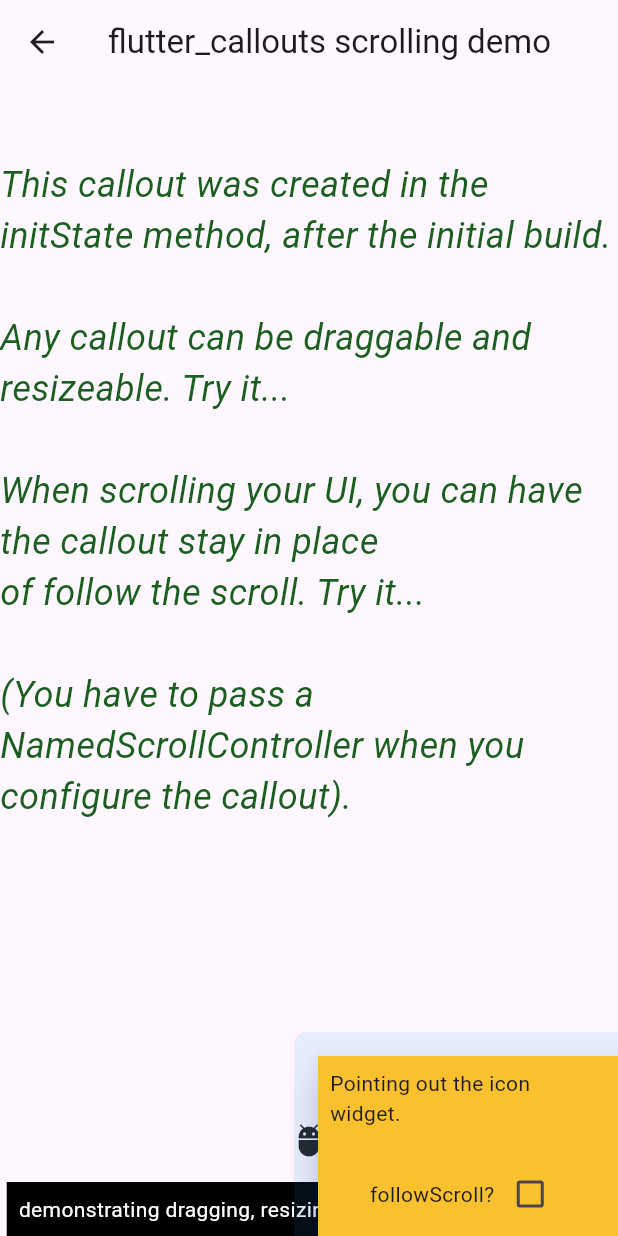
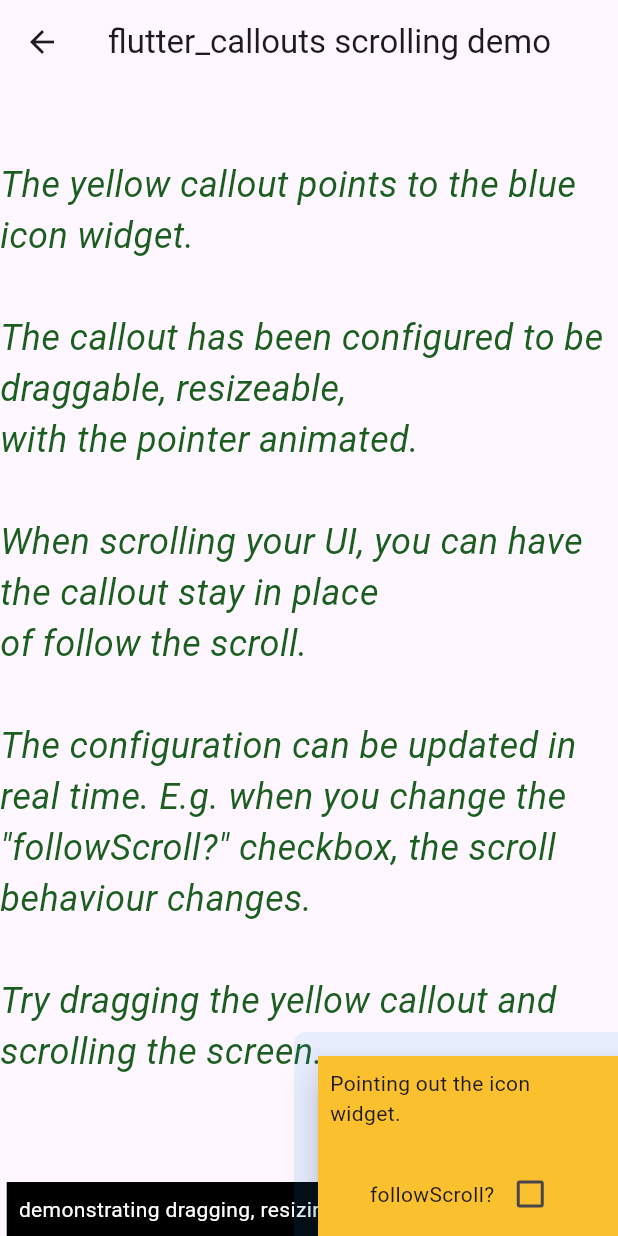
Before and after one commit to biancashouse/flutter_callouts, a Flutter app: the ScrollingDemo screen opened directly, on a phone screen of 412 x 824 dp. Run offline on Flutter 3.47's test engine with Material 3 defaults, Android fonts, the phone set to English and light mode, and no system bars; our stand-ins replace dart_mappable, device_info_plus, flutter_hooks, gap, gradient_borders, hydrated_bloc and 3 more; missing offline and left inert: image_network, pointer_interceptor; generated files the repository leaves out were written again; key blocks and very long unbroken strings in the code were emptied for the run.

Commit message:
release 7.7.0

```diff
--- a/example/lib/callout_following_scroll_demo.dart
+++ b/example/lib/callout_following_scroll_demo.dart
@@ -10,7 +10,10 @@ class ScrollingDemo extends StatefulWidget {
 }
 
 class _ScrollingDemoState extends State<ScrollingDemo> {
-  final NamedScrollController _namedSC = NamedScrollController('some-name', Axis.vertical);
+  final NamedScrollController _namedSC = NamedScrollController(
+    'some-name',
+    Axis.vertical,
+  );
   final GlobalKey _gk = GlobalKey();
   late CalloutConfigModel _cc;
 
@@ -31,7 +34,11 @@ class _ScrollingDemoState extends State<ScrollingDemo> {
     fca.afterNextBuildDo(() {
       // namedSC.jumpTo(150.0);
       // showOverlay requires a callout config + callout content + optionally, a target widget globalKey
-      fca.showOverlay(calloutConfig: _cc = _createFabCalloutConfig(), calloutContent: _createFabCalloutContent(), targetGkF: () => _gk);
+      fca.showOverlay(
+        calloutConfig: _cc = _createFabCalloutConfig(),
+        calloutContent: _createFabCalloutContent(),
+        targetGkF: () => _gk,
+      );
     });
   }
 
@@ -142,9 +149,9 @@ class _ScrollingDemoState extends State<ScrollingDemo> {
   Widget build(BuildContext context) {
     return PopScope(
       canPop: true,
-      onPopInvokedWithResult: (_,_){
+      onPopInvokedWithResult: (_, _) {
         fca.dismissAll();
-      } ,
+      },
       child: Scaffold(
         appBar: AppBar(title: Text('flutter_callouts scrolling demo')),
         // give it extra height to show how scrolling can work with callouts
@@ -155,15 +162,24 @@ class _ScrollingDemoState extends State<ScrollingDemo> {
             children: [
               SizedBox(height: 50),
               Text(
-                'This callout was created in the initState method, after the initial build.\n\n'
-                'Any callout can be draggable and resizeable. Try it...\n\n'
+                'The yellow callout points to the blue icon widget.\n\n'
+                'The callout has been configured to be draggable, resizeable,\n'
+                'with the pointer animated.\n\n'
                 'When scrolling your UI, you can have the callout stay in place\n'
-                'of follow the scroll. Try it...\n\n'
-                '(You have to pass a NamedScrollController when you configure the callout).',
-                style: TextStyle(color: Colors.green[900], fontStyle: FontStyle.italic, fontSize: 24),
+                'of follow the scroll.\n\n'
+                'The configuration can be updated in real time. E.g. when you change the\n'
+                '"followScroll?" checkbox, the scroll behaviour changes.\n\n'
+                'Try dragging the yellow callout and scrolling the screen...',
+                style: TextStyle(
+                  color: Colors.green[900],
+                  fontStyle: FontStyle.italic,
+                  fontSize: 24,
+                ),
               ),
               SizedBox(height: 200),
-              Center(child: Icon(key: _gk, Icons.adb_rounded)),
+              Center(
+                child: Icon(key: _gk, Icons.adb_rounded, color: Colors.blue),
+              ),
               SizedBox(height: fca.scrH),
             ],
           ),
@@ -171,7 +187,10 @@ class _ScrollingDemoState extends State<ScrollingDemo> {
         bottomSheet: Container(
           color: Colors.black,
           padding: EdgeInsets.all(8),
-          child: Text('demonstrating dragging, resizing, and scrolling with callouts', style: TextStyle(color: Colors.white)),
+          child: Text(
+            'demonstrating dragging, resizing, and scrolling with callouts',
+            style: TextStyle(color: Colors.white),
+          ),
         ),
       ),
     );
--- a/example/lib/callout_with_barrier_demo.dart
+++ b/example/lib/callout_with_barrier_demo.dart
@@ -221,10 +221,11 @@ class _BarrierDemoState extends State<BarrierDemo> {
               SizedBox(height: 50),
               Text(
                 'A callout can have a barrier underneath.\n\n'
-                'Taps on the barrier can trigger closing the callout (closeOnTap).\n\n'
+                'Taps on the barrier can be configured to trigger closing the callout.\n\n'
                 'The barrier will cover the entire screen below the callout unless\n'
                 ' you specify a cutout section over the target.\n\n'
-                'Your cutout can be circular or a rectangle.',
+                'Your cutout can be circular or a rectangle.\n\n'
+                    'Try the checkboxes...',
                 style: TextStyle(
                   color: Colors.green[900],
                   fontStyle: FontStyle.italic,
--- a/example/lib/callouts_intro.dart
+++ b/example/lib/callouts_intro.dart
@@ -40,13 +40,13 @@ class IntroPageState extends State<IntroPage> {
                   ),
 
                   TextSpan(
-                    text: "Callouts are great for popping up messages (toasts etc), and for highlighting or pointing stuff out.\n\n",
+                    text: "Callouts are great for highlighting or pointing stuff out, or for popping up messages (toasts etc).\n\n",
                     style: TextStyle(fontStyle: FontStyle.normal, fontSize: 18),
                   ),
 
                   TextSpan(
                     text:
-                    "Flutter apps tend to have much more functionality, so adding callouts can really help your users learn about your app faster.\n\n",
+                    "Flutter apps tend to have much more functionality, so adding callouts can really help declutter the ui,\nand help your users understand your app faster.\n\n",
                     style: TextStyle(fontStyle: FontStyle.normal, fontSize: 18),
                   ),
 
@@ -59,15 +59,10 @@ class IntroPageState extends State<IntroPage> {
             ),
 
             SizedBox(
-              height: 490,
+              height: 450,
               child: SingleChildScrollView(
                 child: Column(
                   children: [
-                    FilledButton(
-                      onPressed: () => Navigator.push(context, MaterialPageRoute(builder: (context) => const ToastDemoPage())),
-                      child: Text('Toasts demo'),
-                    ),
-                    SizedBox(height: 20),
                     FilledButton(
                       onPressed: () => Navigator.push(context, MaterialPageRoute(builder: (context) => const ScrollingDemo())),
                       child: Text('Simple callout demo'),
@@ -81,6 +76,11 @@ class IntroPageState extends State<IntroPage> {
                     FilledButton(
                       onPressed: () => Navigator.push(context, MaterialPageRoute(builder: (context) => const PointerDemo())),
                       child: Text('Target Pointer demo'),
+                    ),
+                    SizedBox(height: 20),
+                    FilledButton(
+                      onPressed: () => Navigator.push(context, MaterialPageRoute(builder: (context) => const ToastDemoPage())),
+                      child: Text('Toasts demo'),
                     ),
                   ],
                 ),
--- a/lib/src/api/callouts/callout_config.dart
+++ b/lib/src/api/callouts/callout_config.dart
@@ -57,7 +57,7 @@ class CalloutConfigModel
   bool followScroll;
 
   @JsonKey(includeFromJson: false, includeToJson: false)
-  final GlobalKey? callerGK; // option, allowing caller context to be tracked
+  // final GlobalKey? callerGK; // option, allowing caller context to be tracked
 
   // final VoidCallback? onHidden;
 
@@ -81,8 +81,8 @@ class CalloutConfigModel
   @JsonKey(includeFromJson: false, includeToJson: false)
   CalloutBarrierConfig? barrier;
 
-  @JsonKey(includeFromJson: false, includeToJson: false)
-  final bool modal;
+  // @JsonKey(includeFromJson: false, includeToJson: false)
+  // final bool modal;
 
   @JsonKey(includeFromJson: false, includeToJson: false)
   final bool showCloseButton;
@@ -111,7 +111,7 @@ class CalloutConfigModel
   final double? targetTranslateX;
   final double? targetTranslateY;
   bool animate;
-  final Widget? lineLabel;
+  Widget? lineLabel;
   final bool frameTarget;
   final double scaleTarget;
 
@@ -150,7 +150,7 @@ class CalloutConfigModel
   final bool alwaysReCalcSize;
   Color? draggableColor;
 
-  final bool containsTextField;
+  // final bool containsTextField;
 
   final bool notUsingHydratedStorage;
 
@@ -218,8 +218,8 @@ class CalloutConfigModel
   // we'll be adding the callout to the overlay relative to the targetRect
   // Size get calloutSize => Size(_calloutW, _calloutH);
 
-  @JsonKey(includeFromJson: false, includeToJson: false)
-  late bool isHidden;
+  // @JsonKey(includeFromJson: false, includeToJson: false)
+  // late bool isHidden;
 
   @JsonKey(includeFromJson: false, includeToJson: false)
   bool needsToScrollH = false;
@@ -293,7 +293,7 @@ class CalloutConfigModel
   CalloutConfigModel({
     // required this.refreshOPParent,
     required this.cId,
-    this.callerGK,
+    // this.callerGK,
     this.movedOrResizedNotifier,
     this.gravity,
     // this.scale = 1.0,
@@ -318,7 +318,7 @@ class CalloutConfigModel
     this.arrowType = ArrowTypeEnum.THIN,
     this.arrowColor,
     this.barrier,
-    this.modal = false,
+    // this.modal = false,
     this.showCloseButton = false,
     this.closeButtonPos = const Offset(10, 10),
     this.onCloseButtonPressF,
@@ -353,7 +353,7 @@ class CalloutConfigModel
     this.onGotitPressedF,
     this.showcpi = false,
     this.onlyOnce,
-    this.containsTextField = false,
+    // this.containsTextField = false,
     this.alwaysReCalcSize = false,
     this.ignoreCalloutResult = false,
     this.finalSeparation,
@@ -443,7 +443,7 @@ class CalloutConfigModel
     ArrowTypeEnum? arrowType,
     ColorModel? arrowColor,
     CalloutBarrierConfig? barrier,
-    bool? modal,
+    // bool? modal,
     bool? showCloseButton,
     Offset? closeButtonPos,
     VoidCallback? onCloseButtonPressF,
@@ -476,7 +476,7 @@ class CalloutConfigModel
     VoidCallback? onGotitPressedF,
     bool? showcpi,
     bool? onlyOnce,
-    bool? containsTextField,
+    // bool? containsTextField,
     bool? alwaysReCalcSize,
     bool? ignoreCalloutResult,
     double? finalSeparation,
--- a/pubspec.yaml
+++ b/pubspec.yaml
@@ -1,6 +1,6 @@
 name: flutter_callouts
 description: Point stuff out for your users => Target, Transform, Configure Callouts, Record to JSON in Dev, and Play in Production
-version: 7.6.0
+version: 7.7.0
 maintainer: Ian White
 homepage: https://github.com/biancashouse/flutter_callouts
 repository: https://github.com/biancashouse/flutter-callouts
```
Also changed, not shown: example/lib/callout_with_pointer_demo.dart (+43 -15 lines), lib/src/api/callouts/callout_config.mapper.dart (+0 -46 lines), lib/src/api/callouts/callout_mixin.dart (+17 -17 lines), example/pubspec.lock, readme-images/barrier-demo.gif (added), readme-images/dragging-and-scrolling.gif (added), readme-images/intro-page.png (added), readme-images/toast-demo.gif (added), 3 other files.
